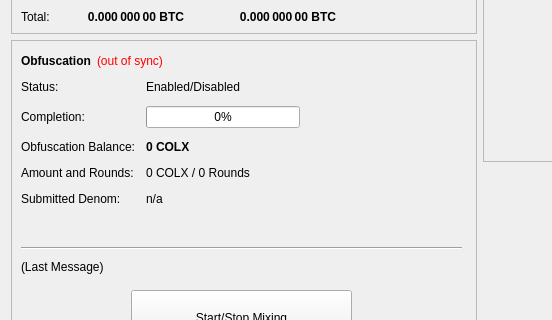
This is src/qt/forms/overviewpage.ui in SkinXXX/skinxxx as Qt 5 draws it before an edit; both pictures show x 0 to 552 and y 182 to 502 of the 960 by 615 pixel window. The edited form follows.
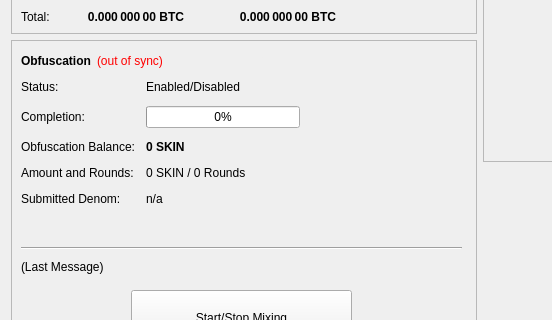
This is the edited form.

```diff
--- a/src/qt/forms/overviewpage.ui
+++ b/src/qt/forms/overviewpage.ui
@@ -474,7 +474,7 @@
               </font>
              </property>
              <property name="text">
-              <string notr="true">0 COLX</string>
+              <string notr="true">0 SKIN</string>
              </property>
             </widget>
            </item>
@@ -488,7 +488,7 @@
            <item row="3" column="1">
             <widget class="QLabel" name="labelAmountRounds">
              <property name="text">
-              <string>0 COLX / 0 Rounds</string>
+              <string>0 SKIN / 0 Rounds</string>
              </property>
             </widget>
            </item>
```
Left out of the diff: 6 changed lines with no effect on the pictures.
